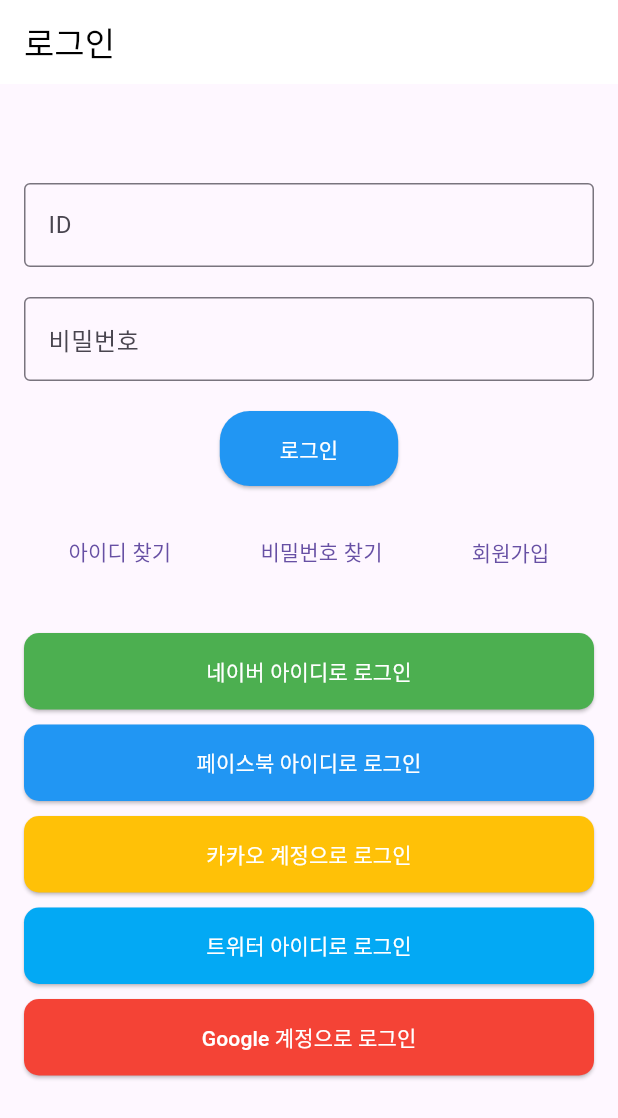
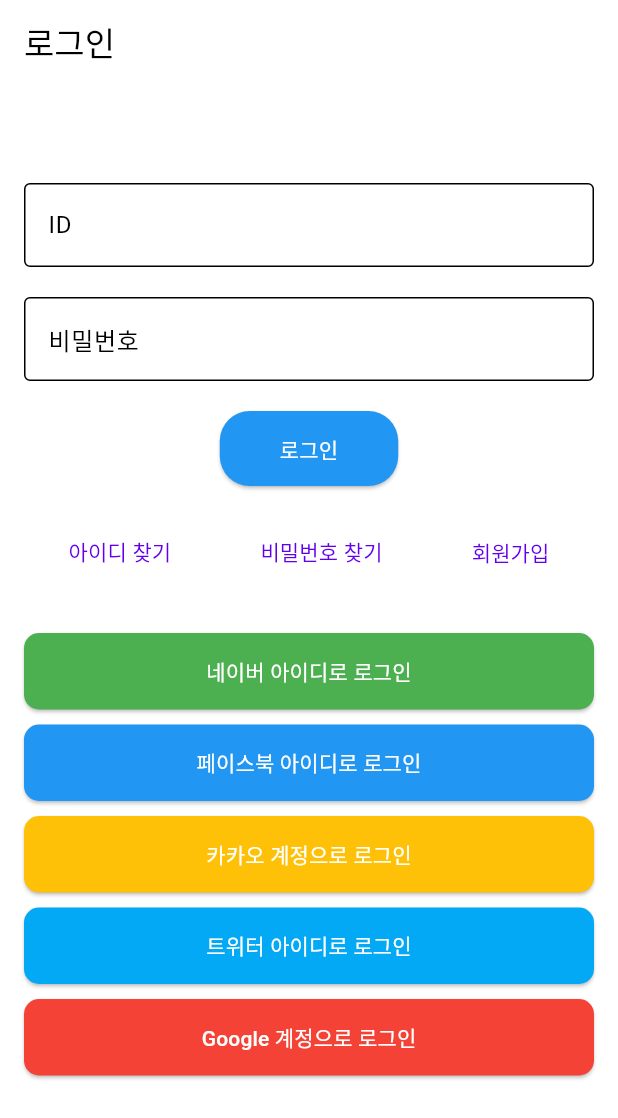
Before and after one commit to GroupMeeting/frontend, a Flutter app: the screen it shows after launch, after a tap on "Google 계정으로 로그인", on a phone screen of 412 x 824 dp. Shown: the top 1118 px of the screen. Run offline on Flutter 3.47's test engine with Material 3 defaults, Android fonts, the phone set to English and light mode, and no system bars; our stand-ins replace firebase_auth, firebase_core, google_sign_in, table_calendar; accounts and stored records are empty.

Commit message:
버그 수정 및 UI 진행
진행

```diff
--- a/lib/main.dart
+++ b/lib/main.dart
@@ -1,33 +1,57 @@
 import 'package:flutter/material.dart';
 import 'screens/login_screen.dart';
 import 'screens/dashboard_screen.dart';
+import 'screens/settings_screen.dart'; // ✅ SettingsScreen import
+import 'package:intl/date_symbol_data_local.dart'; // ✅ date_symbol_data_local 라이브러리 추가
 import 'package:firebase_core/firebase_core.dart';
 import 'package:firebase_auth/firebase_auth.dart';
 import 'firebase_options.dart';
 
 Future<void> main() async {
   WidgetsFlutterBinding.ensureInitialized();
-  // Firebase 초기화
+  await initializeDateFormatting('ko_KR'); // ✅ 한국어 로케일 초기화
   await Firebase.initializeApp(
     options: DefaultFirebaseOptions.currentPlatform,
   );
-  // runApp에서 const 제거
   runApp(MyApp());
 }
 
 class MyApp extends StatelessWidget {
-  // 생성자에서 const 제거
   MyApp({Key? key}) : super(key: key);
 
   @override
   Widget build(BuildContext context) {
     return MaterialApp(
       debugShowCheckedModeBanner: false,
+      theme: ThemeData(
+        brightness: Brightness.light,
+        colorScheme: ColorScheme.light(
+          surface: Colors.white, // 라이트 모드 배경색
+        ),
+      ),
+      darkTheme: ThemeData(
+        brightness: Brightness.dark,
+        colorScheme: ColorScheme.dark(
+          surface: Colors.black, // 다크 모드 배경색
+        ),
+      ),
+      routes: {
+        '/settings': (context) => SettingsScreen(),
+      },
       home: StreamBuilder<User?>(
         stream: FirebaseAuth.instance.authStateChanges(),
         builder: (context, snapshot) {
+          if (snapshot.hasError) {
+            return Scaffold(
+              body: Center(
+                child: Text('에러 발생: ${snapshot.error}'),
+              ),
+            );
+          }
           if (snapshot.connectionState == ConnectionState.waiting) {
-            return CircularProgressIndicator();
+            return Scaffold(
+              body: Center(child: CircularProgressIndicator()),
+            );
           }
           if (snapshot.hasData) {
             return DashboardScreen();
--- a/lib/screens/calendar_screen.dart
+++ b/lib/screens/calendar_screen.dart
@@ -22,6 +22,7 @@ class _CalendarScreenState extends State<CalendarScreen> {
         children: [
           // 캘린더 위젯
           TableCalendar(
+            locale: 'ko_KR',  // ✅ 한국어 로케일
             focusedDay: _focusedDay,
             firstDay: DateTime(2000),
             lastDay: DateTime(2100),
--- a/lib/screens/login_screen.dart
+++ b/lib/screens/login_screen.dart
@@ -12,7 +12,8 @@ class LoginScreen extends StatelessWidget {
         elevation: 0,
         iconTheme: IconThemeData(color: Colors.black),
       ),
-      body: Padding(
+      body: SingleChildScrollView(
+        child: Padding(
           padding: const EdgeInsets.all(16.0),
           child: Column(
             crossAxisAlignment: CrossAxisAlignment.center,
@@ -77,6 +78,7 @@ class LoginScreen extends StatelessWidget {
             ],
           ),
         ),
+      ),
     );
   }
 }
--- a/lib/screens/widgets/social_buttons.dart
+++ b/lib/screens/widgets/social_buttons.dart
@@ -11,7 +11,7 @@ class SocialButtons extends StatelessWidget {
         _buildSocialButton(context, '페이스북 아이디로 로그인', Colors.blue),
         _buildSocialButton(context, '카카오 계정으로 로그인', Colors.amber),
         _buildSocialButton(context, '트위터 아이디로 로그인', Colors.lightBlue),
-        _buildGoogleSignInButton(context),
+        _buildGoogleSignInButton(context, '구글 계정으로 로그인', Colors.red),
       ],
     );
   }
@@ -37,36 +37,37 @@ class SocialButtons extends StatelessWidget {
     );
   }
 
-  Widget _buildGoogleSignInButton(BuildContext context) {
+  Widget _buildGoogleSignInButton(BuildContext context, String text, Color color) {
   return Container(
     margin: EdgeInsets.only(bottom: 10),
     width: double.infinity,
     child: ElevatedButton(
       onPressed: () async {
+         print('$text 클릭됨');
         try {
-            // Google 로그인 시작
-            final GoogleSignInAccount? googleUser = await GoogleSignIn().signIn();
-            if (googleUser == null) return;
-
-            // Google 인증 정보 가져오기
+          final GoogleSignIn googleSignIn = GoogleSignIn(scopes: ['email', 'profile']);
+          final GoogleSignInAccount? googleUser = await googleSignIn.signIn();
+          print("🚀 googleUser: $googleUser");
+          if (googleUser == null) {
+            print('Google 로그인 취소됨');
+            return;
+          }
           final GoogleSignInAuthentication googleAuth = await googleUser.authentication;
-
-            // Firebase에 Google 로그인 정보 전달
+          print('Google 인증 정보: $googleAuth');
           final OAuthCredential credential = GoogleAuthProvider.credential(
             accessToken: googleAuth.accessToken,
             idToken: googleAuth.idToken,
           );
-
-            // Firebase에 로그인
           await FirebaseAuth.instance.signInWithCredential(credential);
           print('Google 로그인 성공');
-          } catch (e) {
+        } catch (e, stackTrace) {
           print('Google 로그인 실패: $e');
+          print('스택 트레이스: $stackTrace');
         }
       },
       child: Text('Google 계정으로 로그인', style: TextStyle(color: Colors.white)),
       style: ElevatedButton.styleFrom(
-          backgroundColor: Colors.red, // Google 색상
+        backgroundColor: color,
         padding: EdgeInsets.symmetric(vertical: 15),
         shape: RoundedRectangleBorder(
           borderRadius: BorderRadius.circular(10),
--- a/pubspec.yaml
+++ b/pubspec.yaml
@@ -34,8 +34,9 @@ dependencies:
   # The following adds the Cupertino Icons font to your application.
   # Use with the CupertinoIcons class for iOS style icons.
   cupertino_icons: ^1.0.8
-  firebase_core: ^2.0.0
-  table_calendar: any
+  firebase_core: ^2.32.0
+  intl: ^0.17.0
+  table_calendar: ^3.0.8
   firebase_auth: ^4.16.0
   google_sign_in: ^6.1.0
 
```
Also changed, not shown: lib/screens/dashboard_screen.dart (+6 -3 lines), lib/screens/group_info_screen.dart (added, +11 -0 lines), lib/screens/meeting_list_screen.dart (added, +11 -0 lines), lib/screens/my_page_screen.dart (+12 -1 lines), lib/screens/settings_screen.dart (added, +45 -0 lines), lib/screens/widgets/bottom_nav_bar.dart (+14 -6 lines), flutter_01.png (added), pubspec.lock, 132 other files. Lines whose indentation alone changed are shown as unchanged.
